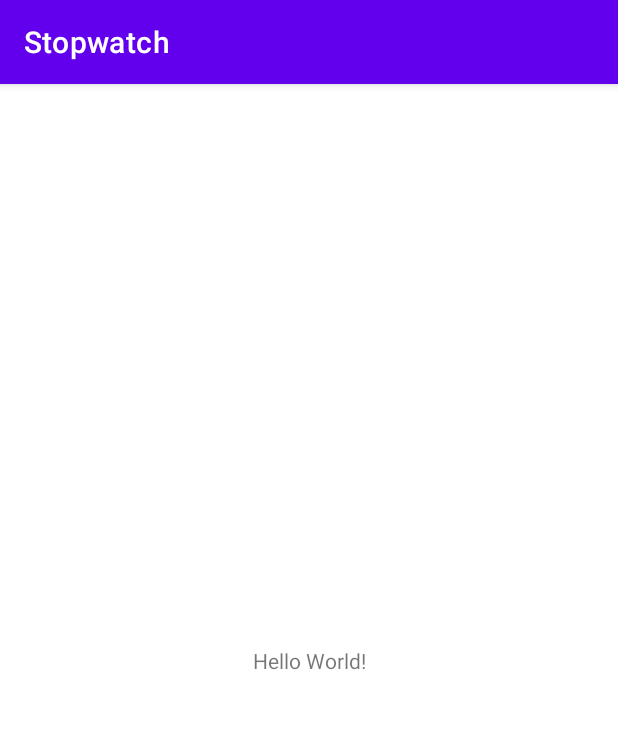
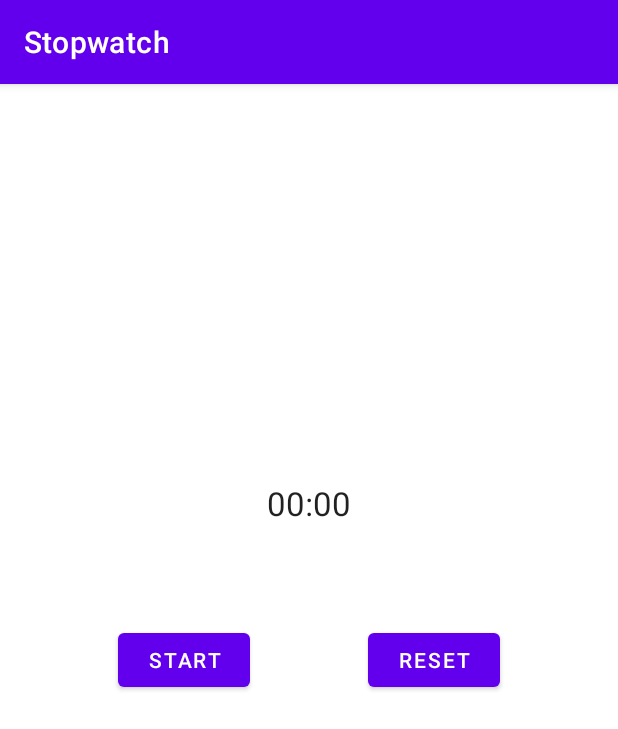
Before and after one commit to FawnKitten/Stopwatch, an Android app: the screen it shows after launch (MainActivity), on a phone screen of 412 x 824 dp. Shown: the top 729 px of the screen. Run offline under Robolectric (Android 15) with nearby library versions, the phone set to English and light mode, and no system bars.

Commit message:
added buttons and chronometer, along with on start method

```diff
--- a/app/src/main/java/com/example/stopwatch/MainActivity.kt
+++ b/app/src/main/java/com/example/stopwatch/MainActivity.kt
@@ -2,10 +2,23 @@ package com.example.stopwatch
 
 import androidx.appcompat.app.AppCompatActivity
 import android.os.Bundle
+import android.util.Log
 
 class MainActivity : AppCompatActivity() {
+
+    // make a classwide static constant in kotlin
+    companion object {
+        // all your "static" constants go here
+        val TAG = "MainActivity"
+    }
+
     override fun onCreate(savedInstanceState: Bundle?) {
         super.onCreate(savedInstanceState)
         setContentView(R.layout.activity_main)
     }
+
+    override fun onStart() {
+        super.onStart()
+        Log.d(TAG, "onStart: let's get this program Started!")
+    }
 }
--- a/app/src/main/res/layout/activity_main.xml
+++ b/app/src/main/res/layout/activity_main.xml
@@ -6,13 +6,37 @@
     android:layout_height="match_parent"
     tools:context=".MainActivity">
 
-    <TextView
+    <Button
+        android:id="@+id/button_main_start"
         android:layout_width="wrap_content"
         android:layout_height="wrap_content"
-        android:text="Hello World!"
+        android:text="@string/start"
         app:layout_constraintBottom_toBottomOf="parent"
-        app:layout_constraintEnd_toEndOf="parent"
+        app:layout_constraintEnd_toStartOf="@+id/button_main_stop"
+        app:layout_constraintHorizontal_bias="0.5"
         app:layout_constraintStart_toStartOf="parent"
         app:layout_constraintTop_toTopOf="parent" />
 
+    <Button
+        android:id="@+id/button_main_stop"
+        android:layout_width="wrap_content"
+        android:layout_height="wrap_content"
+        android:text="@string/reset"
+        app:layout_constraintBottom_toBottomOf="parent"
+        app:layout_constraintEnd_toEndOf="parent"
+        app:layout_constraintHorizontal_bias="0.5"
+        app:layout_constraintStart_toEndOf="@+id/button_main_start"
+        app:layout_constraintTop_toTopOf="parent" />
+
+    <Chronometer
+        android:id="@+id/chronometer_main_stopwatch"
+        android:layout_width="wrap_content"
+        android:layout_height="wrap_content"
+        android:textAppearance="@style/TextAppearance.AppCompat.Large"
+        app:layout_constraintBottom_toTopOf="@+id/button_main_start"
+        app:layout_constraintEnd_toEndOf="parent"
+        app:layout_constraintStart_toStartOf="parent"
+        app:layout_constraintTop_toTopOf="parent"
+        app:layout_constraintVertical_bias="0.801" />
+
 </androidx.constraintlayout.widget.ConstraintLayout>
--- a/app/src/main/res/values/strings.xml
+++ b/app/src/main/res/values/strings.xml
@@ -1,3 +1,6 @@
 <resources>
     <string name="app_name">Stopwatch</string>
+    <string name="start">Start</string>
+    <string name="stop">Stop</string>
+    <string name="reset">Reset</string>
 </resources>
```
